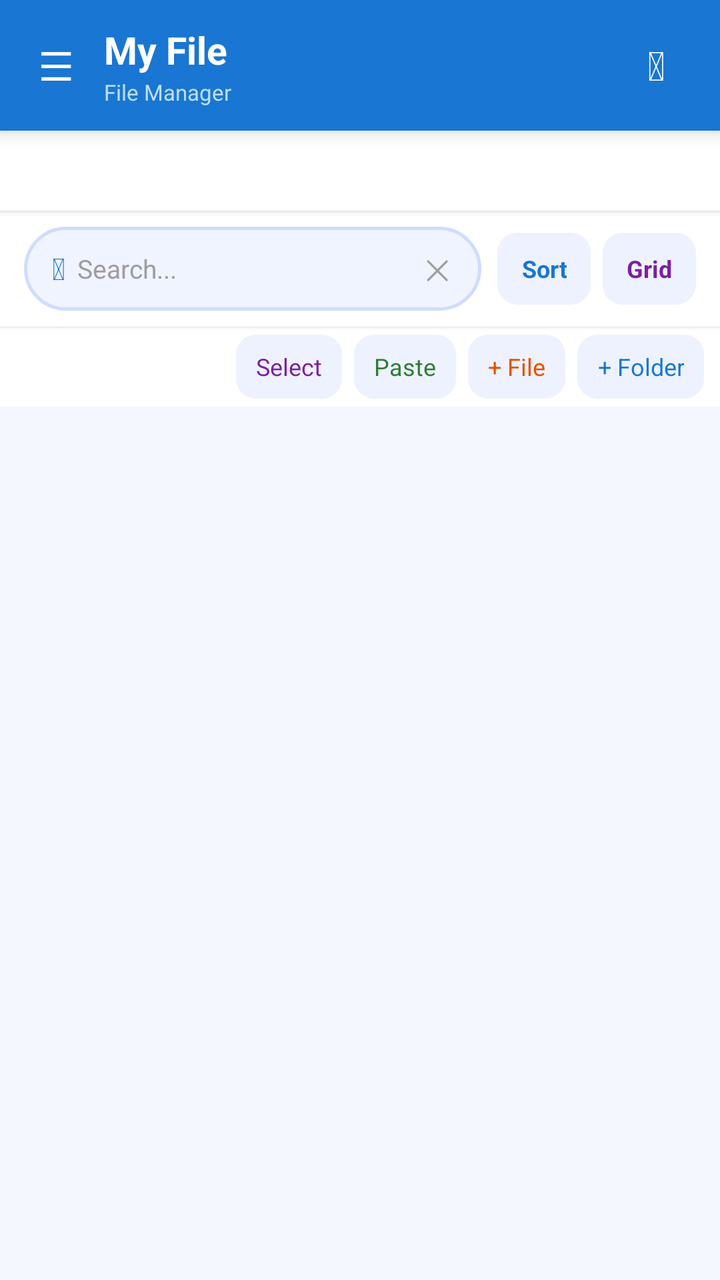
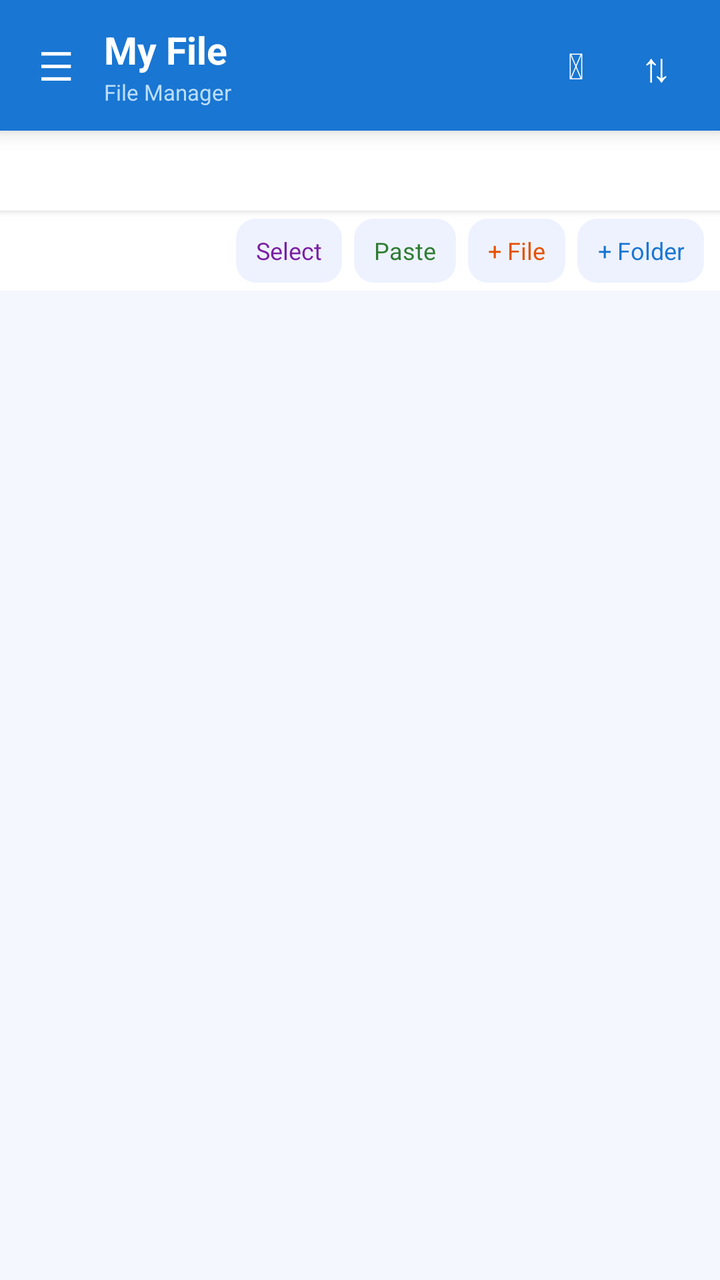

The first picture is an Android layout as it rendered before a commit; the second is the same layout after the commit. The layout source and the unified diff follow.
<!-- AndroidManifest.xml: application theme Theme.MyFile -->
<!-- res/layout/activity_main.xml -->
<?xml version="1.0" encoding="utf-8"?>
<androidx.drawerlayout.widget.DrawerLayout xmlns:android="http://schemas.android.com/apk/res/android"
    android:id="@+id/drawerLayout"
    android:layout_width="match_parent"
    android:layout_height="match_parent">

    
    <LinearLayout
        android:orientation="vertical"
        android:layout_width="match_parent"
        android:layout_height="match_parent"
        android:background="@color/bg_surface">

        
        <LinearLayout
            android:layout_width="match_parent"
            android:layout_height="wrap_content"
            android:orientation="horizontal"
            android:gravity="center_vertical"
            android:background="@color/blue_primary"
            android:paddingStart="8dp"
            android:paddingEnd="12dp"
            android:paddingTop="12dp"
            android:paddingBottom="12dp"
            android:elevation="6dp">

            <TextView
                android:id="@+id/btnMenu"
                android:layout_width="40dp"
                android:layout_height="40dp"
                android:gravity="center"
                android:text="&#9776;"
                android:textColor="#FFFFFF"
                android:textSize="20sp"
                android:background="?attr/selectableItemBackgroundBorderless" />

            <TextView
                android:id="@+id/btnBack"
                android:layout_width="40dp"
                android:layout_height="40dp"
                android:gravity="center"
                android:text="&#8592;"
                android:textColor="#FFFFFF"
                android:textSize="22sp"
                android:textStyle="bold"
                android:background="?attr/selectableItemBackgroundBorderless"
                android:visibility="gone" />

            <LinearLayout
                android:layout_width="0dp"
                android:layout_height="wrap_content"
                android:layout_weight="1"
                android:orientation="vertical"
                android:layout_marginStart="4dp">

                <TextView
                    android:layout_width="wrap_content"
                    android:layout_height="wrap_content"
                    android:text="My File"
                    android:textColor="#FFFFFF"
                    android:textSize="19sp"
                    android:textStyle="bold" />

                <TextView
                    android:layout_width="wrap_content"
                    android:layout_height="wrap_content"
                    android:text="File Manager"
                    android:textColor="#BBDEFB"
                    android:textSize="11sp"
                    android:layout_marginTop="1dp" />
            </LinearLayout>

            <TextView
                android:id="@+id/btnTrash"
                android:layout_width="40dp"
                android:layout_height="40dp"
                android:gravity="center"
                android:text="&#128465;"
                android:textSize="20sp"
                android:textColor="#FFFFFF"
                android:background="?attr/selectableItemBackgroundBorderless"
                android:contentDescription="Trash" />
        </LinearLayout>

        
        <HorizontalScrollView
            android:id="@+id/breadcrumbScroll"
            android:layout_width="match_parent"
            android:layout_height="40dp"
            android:background="#FFFFFF"
            android:scrollbars="none"
            android:fillViewport="true"
            android:elevation="2dp">

            <LinearLayout
                android:id="@+id/breadcrumbContainer"
                android:layout_width="wrap_content"
                android:layout_height="match_parent"
                android:orientation="horizontal"
                android:gravity="center_vertical"
                android:paddingStart="12dp"
                android:paddingEnd="12dp" />
        </HorizontalScrollView>

        
        <TextView
            android:id="@+id/tvCurrentPath"
            android:layout_width="match_parent"
            android:layout_height="wrap_content"
            android:textSize="12sp"
            android:visibility="gone" />

        
        <LinearLayout
            android:layout_width="match_parent"
            android:layout_height="wrap_content"
            android:orientation="horizontal"
            android:gravity="center_vertical"
            android:background="#FFFFFF"
            android:paddingStart="12dp"
            android:paddingEnd="12dp"
            android:paddingTop="8dp"
            android:paddingBottom="8dp"
            android:elevation="1dp">

            <LinearLayout
                android:layout_width="0dp"
                android:layout_height="42dp"
                android:layout_weight="1"
                android:orientation="horizontal"
                android:gravity="center_vertical"
                android:background="@drawable/bg_search_box"
                android:paddingStart="14dp"
                android:paddingEnd="4dp">

                <TextView
                    android:layout_width="wrap_content"
                    android:layout_height="wrap_content"
                    android:text="&#128269;"
                    android:textSize="15sp"
                    android:textColor="@color/blue_primary" />

                <EditText
                    android:id="@+id/etSearch"
                    android:layout_width="0dp"
                    android:layout_height="match_parent"
                    android:layout_weight="1"
                    android:layout_marginStart="6dp"
                    android:hint="Search..."
                    android:textSize="13sp"
                    android:textColor="@color/black"
                    android:textColorHint="@color/text_hint"
                    android:maxLines="1"
                    android:inputType="text"
                    android:imeOptions="actionSearch"
                    android:background="@null" />

                <TextView
                    android:id="@+id/btnClearSearch"
                    android:layout_width="36dp"
                    android:layout_height="36dp"
                    android:gravity="center"
                    android:text="&#10005;"
                    android:textColor="@color/text_hint"
                    android:textSize="14sp"
                    android:background="?attr/selectableItemBackgroundBorderless" />
            </LinearLayout>

            <TextView
                android:id="@+id/btnSort"
                android:layout_width="wrap_content"
                android:layout_height="36dp"
                android:layout_marginStart="8dp"
                android:gravity="center"
                android:paddingStart="12dp"
                android:paddingEnd="12dp"
                android:text="Sort"
                android:textColor="@color/blue_primary"
                android:textSize="12sp"
                android:textStyle="bold"
                android:background="@drawable/bg_action_pill" />

            <TextView
                android:id="@+id/btnViewToggle"
                android:layout_width="wrap_content"
                android:layout_height="36dp"
                android:layout_marginStart="6dp"
                android:gravity="center"
                android:paddingStart="12dp"
                android:paddingEnd="12dp"
                android:text="Grid"
                android:textColor="#7B1FA2"
                android:textSize="12sp"
                android:textStyle="bold"
                android:background="@drawable/bg_action_pill" />
        </LinearLayout>

        
        <LinearLayout
            android:id="@+id/selectionToolbar"
            android:layout_width="match_parent"
            android:layout_height="wrap_content"
            android:orientation="horizontal"
            android:gravity="center_vertical"
            android:background="#1565C0"
            android:paddingStart="16dp"
            android:paddingEnd="8dp"
            android:paddingTop="10dp"
            android:paddingBottom="10dp"
            android:visibility="gone">

            <TextView
                android:id="@+id/tvSelectionCount"
                android:layout_width="0dp"
                android:layout_height="wrap_content"
                android:layout_weight="1"
                android:text="0 selected"
                android:textColor="#FFFFFF"
                android:textStyle="bold"
                android:textSize="14sp" />

            <TextView
                android:id="@+id/btnSelDelete"
                android:layout_width="wrap_content"
                android:layout_height="36dp"
                android:gravity="center"
                android:paddingStart="12dp"
                android:paddingEnd="12dp"
                android:text="Delete"
                android:textColor="#FF8A80"
                android:textSize="12sp"
                android:textStyle="bold"
                android:background="?attr/selectableItemBackground" />

            <TextView
                android:id="@+id/btnSelMove"
                android:layout_width="wrap_content"
                android:layout_height="36dp"
                android:gravity="center"
                android:paddingStart="10dp"
                android:paddingEnd="10dp"
                android:text="Move"
                android:textColor="#FFD180"
                android:textSize="12sp"
                android:textStyle="bold"
                android:background="?attr/selectableItemBackground" />

            <TextView
                android:id="@+id/btnSelCopy"
                android:layout_width="wrap_content"
                android:layout_height="36dp"
                android:gravity="center"
                android:paddingStart="10dp"
                android:paddingEnd="10dp"
                android:text="Copy"
                android:textColor="#80D8FF"
                android:textSize="12sp"
                android:textStyle="bold"
                android:background="?attr/selectableItemBackground" />

            <TextView
                android:id="@+id/btnSelCancel"
                android:layout_width="36dp"
                android:layout_height="36dp"
                android:gravity="center"
                android:text="&#10005;"
                android:textColor="#FFFFFF"
                android:textSize="16sp"
                android:background="?attr/selectableItemBackgroundBorderless" />
        </LinearLayout>

        
        <LinearLayout
            android:id="@+id/normalToolbar"
            android:layout_width="match_parent"
            android:layout_height="wrap_content"
            android:orientation="horizontal"
            android:gravity="end|center_vertical"
            android:background="#FFFFFF"
            android:paddingEnd="8dp"
            android:paddingTop="4dp"
            android:paddingBottom="4dp">

            <TextView
                android:id="@+id/btnSelectMode"
                android:layout_width="wrap_content"
                android:layout_height="32dp"
                android:gravity="center"
                android:paddingStart="10dp"
                android:paddingEnd="10dp"
                android:text="Select"
                android:textColor="#7B1FA2"
                android:textSize="12sp"
                android:background="@drawable/bg_action_pill" />

            <TextView
                android:id="@+id/btnPaste"
                android:layout_width="wrap_content"
                android:layout_height="32dp"
                android:gravity="center"
                android:paddingStart="10dp"
                android:paddingEnd="10dp"
                android:layout_marginStart="6dp"
                android:text="Paste"
                android:textColor="#2E7D32"
                android:textSize="12sp"
                android:background="@drawable/bg_action_pill" />

            <TextView
                android:id="@+id/btnNewFile"
                android:layout_width="wrap_content"
                android:layout_height="32dp"
                android:gravity="center"
                android:paddingStart="10dp"
                android:paddingEnd="10dp"
                android:layout_marginStart="6dp"
                android:text="+ File"
                android:textColor="#E65100"
                android:textSize="12sp"
                android:background="@drawable/bg_action_pill" />

            <TextView
                android:id="@+id/btnNewFolder"
                android:layout_width="wrap_content"
                android:layout_height="32dp"
                android:gravity="center"
                android:paddingStart="10dp"
                android:paddingEnd="10dp"
                android:layout_marginStart="6dp"
                android:text="+ Folder"
                android:textColor="@color/blue_primary"
                android:textSize="12sp"
                android:background="@drawable/bg_action_pill" />
        </LinearLayout>

        
        <FrameLayout
            android:layout_width="match_parent"
            android:layout_height="0dp"
            android:layout_weight="1">

            <androidx.recyclerview.widget.RecyclerView
                android:id="@+id/recyclerView"
                android:layout_width="match_parent"
                android:layout_height="match_parent"
                android:paddingStart="12dp"
                android:paddingEnd="12dp"
                android:paddingTop="8dp"
                android:paddingBottom="8dp"
                android:clipToPadding="false" />

            
            <LinearLayout
                android:id="@+id/emptyState"
                android:layout_width="wrap_content"
                android:layout_height="wrap_content"
                android:layout_gravity="center"
                android:orientation="vertical"
                android:gravity="center"
                android:visibility="gone">

                <TextView
                    android:layout_width="wrap_content"
                    android:layout_height="wrap_content"
                    android:text="&#128194;"
                    android:textSize="56sp" />

                <TextView
                    android:layout_width="wrap_content"
                    android:layout_height="wrap_content"
                    android:layout_marginTop="12dp"
                    android:text="Empty folder"
                    android:textColor="@color/text_secondary"
                    android:textSize="17sp"
                    android:textStyle="bold" />

                <TextView
                    android:layout_width="wrap_content"
                    android:layout_height="wrap_content"
                    android:layout_marginTop="4dp"
                    android:text="No files or folders here"
                    android:textColor="@color/text_hint"
                    android:textSize="13sp" />
            </LinearLayout>
        </FrameLayout>

    </LinearLayout>

    
    <LinearLayout
        android:layout_width="300dp"
        android:layout_height="match_parent"
        android:layout_gravity="start"
        android:orientation="vertical"
        android:background="@color/bg_surface">

        
        <LinearLayout
            android:layout_width="match_parent"
            android:layout_height="wrap_content"
            android:orientation="vertical"
            android:background="@color/blue_primary"
            android:paddingStart="20dp"
            android:paddingEnd="20dp"
            android:paddingTop="36dp"
            android:paddingBottom="20dp">

            <TextView
                android:layout_width="54dp"
                android:layout_height="54dp"
                android:gravity="center"
                android:text="&#128193;"
                android:textSize="28sp"
                android:background="@drawable/bg_icon_circle" />

            <TextView
                android:layout_width="wrap_content"
                android:layout_height="wrap_content"
                android:layout_marginTop="12dp"
                android:text="My File"
                android:textColor="#FFFFFF"
                android:textSize="20sp"
                android:textStyle="bold" />

            <TextView
                android:layout_width="wrap_content"
                android:layout_height="wrap_content"
                android:layout_marginTop="2dp"
                android:text="File Manager"
                android:textColor="#BBDEFB"
                android:textSize="12sp" />
        </LinearLayout>

        
        <ScrollView
            android:layout_width="match_parent"
            android:layout_height="0dp"
            android:layout_weight="1"
            android:scrollbars="none"
            android:background="@color/bg_surface">

            <LinearLayout
                android:layout_width="match_parent"
                android:layout_height="wrap_content"
                android:orientation="vertical"
                android:paddingBottom="16dp">

                
                <TextView
                    android:layout_width="match_parent"
                    android:layout_height="wrap_content"
                    android:text="STORAGE"
                    android:textColor="@color/text_hint"
                    android:textSize="10sp"
                    android:textStyle="bold"
                    android:paddingStart="20dp"
                    android:paddingEnd="20dp"
                    android:paddingTop="16dp"
                    android:paddingBottom="4dp"
                    android:letterSpacing="0.12" />

                <androidx.recyclerview.widget.RecyclerView
                    android:id="@+id/recyclerViewStorage"
                    android:layout_width="match_parent"
                    android:layout_height="wrap_content"
                    android:nestedScrollingEnabled="false"
                    android:paddingStart="10dp"
                    android:paddingEnd="10dp"
                    android:clipToPadding="false" />

                
                <View
                    android:layout_width="match_parent"
                    android:layout_height="1dp"
                    android:layout_marginStart="20dp"
                    android:layout_marginEnd="20dp"
                    android:layout_marginTop="10dp"
                    android:layout_marginBottom="4dp"
                    android:background="@color/divider" />

                
                <TextView
                    android:layout_width="match_parent"
                    android:layout_height="wrap_content"
                    android:text="QUICK ACCESS"
                    android:textColor="@color/text_hint"
                    android:textSize="10sp"
                    android:textStyle="bold"
                    android:paddingStart="20dp"
                    android:paddingEnd="20dp"
                    android:paddingTop="8dp"
                    android:paddingBottom="4dp"
                    android:letterSpacing="0.12" />

                <androidx.recyclerview.widget.RecyclerView
                    android:id="@+id/recyclerViewQuickFolders"
                    android:layout_width="match_parent"
                    android:layout_height="wrap_content"
                    android:nestedScrollingEnabled="false"
                    android:paddingStart="10dp"
                    android:paddingEnd="10dp"
                    android:clipToPadding="false" />

            </LinearLayout>
        </ScrollView>

    </LinearLayout>

</androidx.drawerlayout.widget.DrawerLayout>
<!-- resources referenced by this layout -->
<resources>
  <color name="bg_surface">#F5F7FF</color>
  <color name="black">#212121</color>
  <color name="blue_primary">#1976D2</color>
  <color name="divider">#EDEDED</color>
  <color name="text_hint">#9E9E9E</color>
  <color name="text_secondary">#757575</color>
  <!-- drawable bg_action_pill (drawable) -->
  <?xml version="1.0" encoding="utf-8"?>
  <shape xmlns:android="http://schemas.android.com/apk/res/android"
      android:shape="rectangle">
      <corners android:radius="10dp" />
      <solid android:color="#EEF2FF" />
  </shape>
  <!-- drawable bg_icon_circle (drawable) -->
  <?xml version="1.0" encoding="utf-8"?>
  <shape xmlns:android="http://schemas.android.com/apk/res/android"
      android:shape="oval">
      <solid android:color="#E8F0FE" />
  </shape>
  <!-- drawable bg_search_box (drawable) -->
  <?xml version="1.0" encoding="utf-8"?>
  <shape xmlns:android="http://schemas.android.com/apk/res/android"
      android:shape="rectangle">
      <corners android:radius="24dp" />
      <solid android:color="#F0F4FF" />
      <stroke android:width="1.5dp" android:color="#D0DCFF" />
  </shape>
  <style name="Theme.MyFile" parent="Theme.MaterialComponents.DayNight.NoActionBar">
          <item name="colorPrimary">@color/blue_primary</item>
          <item name="colorPrimaryVariant">@color/blue_dark</item>
          <item name="colorOnPrimary">@color/white</item>
          <item name="android:statusBarColor">@color/blue_dark</item>
      </style>
  <color name="blue_dark">#1565C0</color>
  <color name="white">#FFFFFF</color>
</resources>

<!-- the commit's change to res/layout/activity_main.xml (unified diff, before → after) -->
@@ -71,15 +71,26 @@
             </LinearLayout>
 
             <TextView
-                android:id="@+id/btnTrash"
+                android:id="@+id/btnSearchIcon"
                 android:layout_width="40dp"
                 android:layout_height="40dp"
                 android:gravity="center"
-                android:text="&#128465;"
+                android:text="&#128269;"
+                android:textSize="18sp"
+                android:textColor="#FFFFFF"
+                android:background="?attr/selectableItemBackgroundBorderless"
+                android:contentDescription="Search" />
+                
+            <TextView
+                android:id="@+id/btnSortMenu"
+                android:layout_width="40dp"
+                android:layout_height="40dp"
+                android:gravity="center"
+                android:text="&#8645;"
                 android:textSize="20sp"
                 android:textColor="#FFFFFF"
                 android:background="?attr/selectableItemBackgroundBorderless"
-                android:contentDescription="Trash" />
+                android:contentDescription="Sort and View" />
         </LinearLayout>
 
         
@@ -111,89 +122,6 @@
             android:visibility="gone" />
 
         
-        <LinearLayout
-            android:layout_width="match_parent"
-            android:layout_height="wrap_content"
-            android:orientation="horizontal"
-            android:gravity="center_vertical"
-            android:background="#FFFFFF"
-            android:paddingStart="12dp"
-            android:paddingEnd="12dp"
-            android:paddingTop="8dp"
-            android:paddingBottom="8dp"
-            android:elevation="1dp">
-
-            <LinearLayout
-                android:layout_width="0dp"
-                android:layout_height="42dp"
-                android:layout_weight="1"
-                android:orientation="horizontal"
-                android:gravity="center_vertical"
-                android:background="@drawable/bg_search_box"
-                android:paddingStart="14dp"
-                android:paddingEnd="4dp">
-
-                <TextView
-                    android:layout_width="wrap_content"
-                    android:layout_height="wrap_content"
-                    android:text="&#128269;"
-                    android:textSize="15sp"
-                    android:textColor="@color/blue_primary" />
-
-                <EditText
-                    android:id="@+id/etSearch"
-                    android:layout_width="0dp"
-                    android:layout_height="match_parent"
-                    android:layout_weight="1"
-                    android:layout_marginStart="6dp"
-                    android:hint="Search..."
-                    android:textSize="13sp"
-                    android:textColor="@color/black"
-                    android:textColorHint="@color/text_hint"
-                    android:maxLines="1"
-                    android:inputType="text"
-                    android:imeOptions="actionSearch"
-                    android:background="@null" />
-
-                <TextView
-                    android:id="@+id/btnClearSearch"
-                    android:layout_width="36dp"
-                    android:layout_height="36dp"
-                    android:gravity="center"
-                    android:text="&#10005;"
-                    android:textColor="@color/text_hint"
-                    android:textSize="14sp"
-                    android:background="?attr/selectableItemBackgroundBorderless" />
-            </LinearLayout>
-
-            <TextView
-                android:id="@+id/btnSort"
-                android:layout_width="wrap_content"
-                android:layout_height="36dp"
-                android:layout_marginStart="8dp"
-                android:gravity="center"
-                android:paddingStart="12dp"
-                android:paddingEnd="12dp"
-                android:text="Sort"
-                android:textColor="@color/blue_primary"
-                android:textSize="12sp"
-                android:textStyle="bold"
-                android:background="@drawable/bg_action_pill" />
-
-            <TextView
-                android:id="@+id/btnViewToggle"
-                android:layout_width="wrap_content"
-                android:layout_height="36dp"
-                android:layout_marginStart="6dp"
-                android:gravity="center"
-                android:paddingStart="12dp"
-                android:paddingEnd="12dp"
-                android:text="Grid"
-                android:textColor="#7B1FA2"
-                android:textSize="12sp"
-                android:textStyle="bold"
-                android:background="@drawable/bg_action_pill" />
-        </LinearLayout>
 
         
         <LinearLayout
@@ -501,6 +429,58 @@
                     android:paddingEnd="10dp"
                     android:clipToPadding="false" />
 
+                <View
+                    android:layout_width="match_parent"
+                    android:layout_height="1dp"
+                    android:layout_marginStart="20dp"
+                    android:layout_marginEnd="20dp"
+                    android:layout_marginTop="10dp"
+                    android:layout_marginBottom="4dp"
+                    android:background="@color/divider" />
+
+                <TextView
+                    android:layout_width="match_parent"
+                    android:layout_height="wrap_content"
+                    android:text="TOOLS"
+                    android:textColor="@color/text_hint"
+                    android:textSize="10sp"
+                    android:textStyle="bold"
+                    android:paddingStart="20dp"
+                    android:paddingEnd="20dp"
+                    android:paddingTop="8dp"
+                    android:paddingBottom="4dp"
+                    android:letterSpacing="0.12" />
+
+                <LinearLayout
+                    android:id="@+id/btnTrash"
+                    android:layout_width="match_parent"
+                    android:layout_height="48dp"
+                    android:layout_marginStart="10dp"
+                    android:layout_marginEnd="10dp"
+                    android:orientation="horizontal"
+                    android:gravity="center_vertical"
+                    android:background="?attr/selectableItemBackground"
+                    android:paddingStart="12dp"
+                    android:paddingEnd="12dp">
+                    
+                    <TextView
+                        android:layout_width="36dp"
+                        android:layout_height="36dp"
+                        android:gravity="center"
+                        android:text="&#128465;"
+                        android:textSize="20sp"
+                        android:background="@drawable/bg_icon_circle" />
+                        
+                    <TextView
+                        android:layout_width="wrap_content"
+                        android:layout_height="wrap_content"
+                        android:layout_marginStart="12dp"
+                        android:text="Trash"
+                        android:textColor="@color/black"
+                        android:textSize="14sp"
+                        android:textStyle="bold" />
+                </LinearLayout>
+
             </LinearLayout>
         </ScrollView>
 
<!-- resource entries referenced after the edit -->
@@ -19,14 +19,6 @@
       android:shape="oval">
       <solid android:color="#E8F0FE" />
   </shape>
-  <!-- drawable bg_search_box (drawable) -->
-  <?xml version="1.0" encoding="utf-8"?>
-  <shape xmlns:android="http://schemas.android.com/apk/res/android"
-      android:shape="rectangle">
-      <corners android:radius="24dp" />
-      <solid android:color="#F0F4FF" />
-      <stroke android:width="1.5dp" android:color="#D0DCFF" />
-  </shape>
   <style name="Theme.MyFile" parent="Theme.MaterialComponents.DayNight.NoActionBar">
           <item name="colorPrimary">@color/blue_primary</item>
           <item name="colorPrimaryVariant">@color/blue_dark</item>
